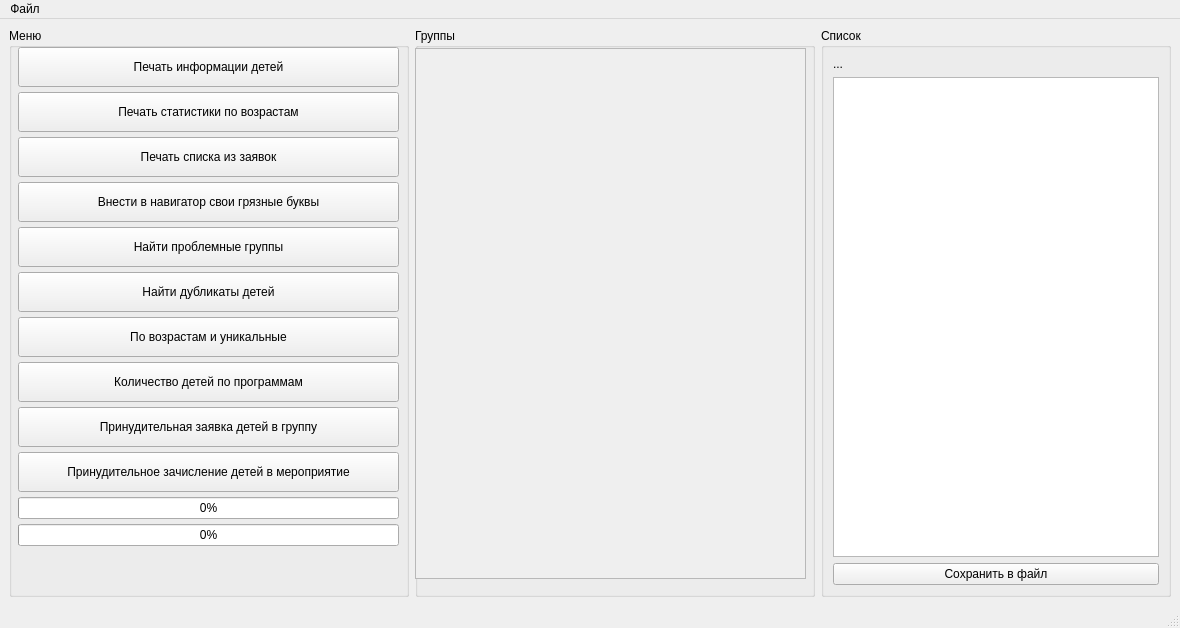
This is pomoikadesign.ui in Casionale/Navigator-for-people as Qt 5 draws it before an edit. The edited form follows.
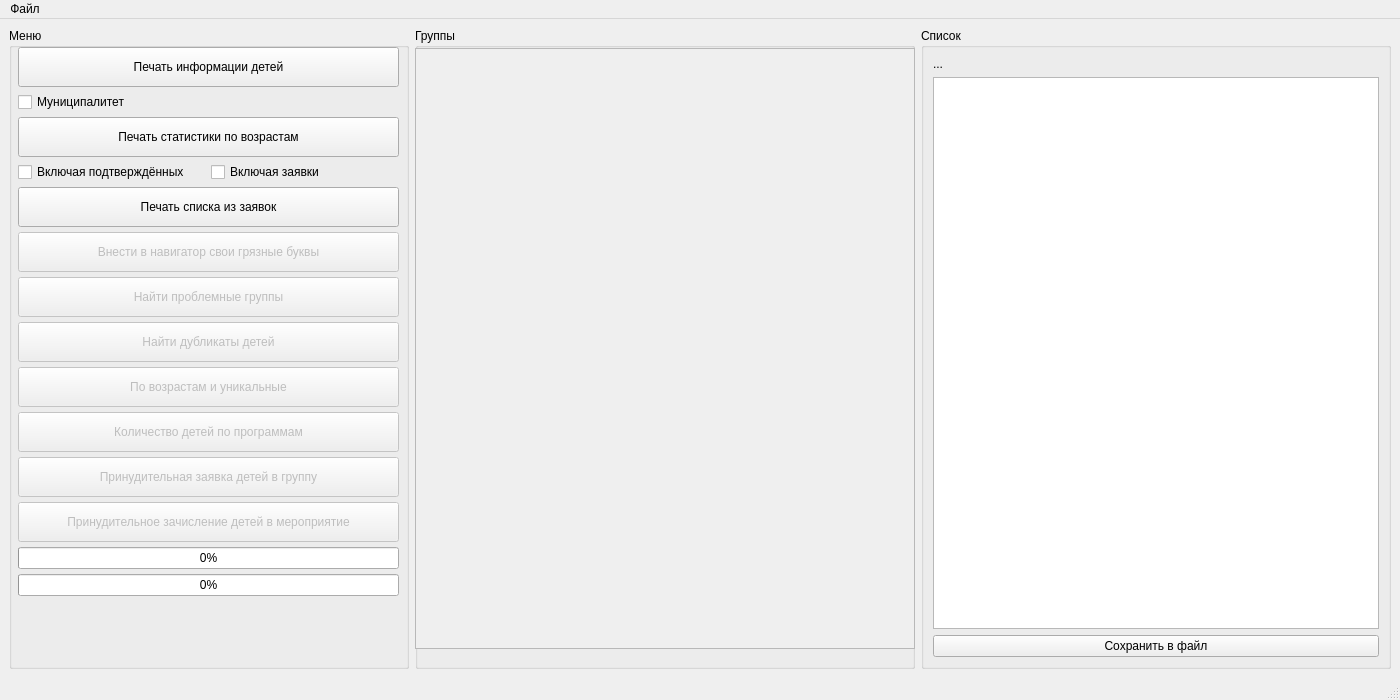
This is the edited form.

```diff
--- a/pomoikadesign.ui
+++ b/pomoikadesign.ui
@@ -6,13 +6,13 @@
    <rect>
     <x>0</x>
     <y>0</y>
-    <width>1180</width>
-    <height>628</height>
+    <width>1400</width>
+    <height>700</height>
    </rect>
   </property>
   <property name="minimumSize">
    <size>
-    <width>1180</width>
+    <width>1400</width>
     <height>0</height>
    </size>
   </property>
@@ -56,7 +56,7 @@
          <x>9</x>
          <y>19</y>
          <width>381</width>
-         <height>541</height>
+         <height>601</height>
         </rect>
        </property>
        <layout class="QVBoxLayout" name="verticalLayout">
@@ -94,6 +94,23 @@
           </property>
          </widget>
         </item>
+        <item>
+         <layout class="QHBoxLayout" name="horizontalLayout_3">
+          <property name="spacing">
+           <number>4</number>
+          </property>
+          <property name="sizeConstraint">
+           <enum>QLayout::SetMinimumSize</enum>
+          </property>
+          <item>
+           <widget class="QCheckBox" name="cbMul">
+            <property name="text">
+             <string>Муниципалитет</string>
+            </property>
+           </widget>
+          </item>
+         </layout>
+        </item>
         <item>
          <widget class="QPushButton" name="pushButton">
           <property name="enabled">
@@ -110,6 +127,30 @@
           </property>
          </widget>
         </item>
+        <item>
+         <layout class="QHBoxLayout" name="horizontalLayout_2">
+          <property name="spacing">
+           <number>4</number>
+          </property>
+          <property name="sizeConstraint">
+           <enum>QLayout::SetMinimumSize</enum>
+          </property>
+          <item>
+           <widget class="QCheckBox" name="checkBox_2">
+            <property name="text">
+             <string>Включая подтверждённых</string>
+            </property>
+           </widget>
+          </item>
+          <item>
+           <widget class="QCheckBox" name="checkBox">
+            <property name="text">
+             <string>Включая заявки</string>
+            </property>
+           </widget>
+          </item>
+         </layout>
+        </item>
         <item>
          <widget class="QPushButton" name="pushButton_3">
           <property name="enabled">
@@ -129,7 +170,7 @@
         <item>
          <widget class="QPushButton" name="pushButton_4">
           <property name="enabled">
-           <bool>true</bool>
+           <bool>false</bool>
           </property>
           <property name="minimumSize">
            <size>
@@ -145,7 +186,7 @@
         <item>
          <widget class="QPushButton" name="pushButton_5">
           <property name="enabled">
-           <bool>true</bool>
+           <bool>false</bool>
           </property>
           <property name="minimumSize">
            <size>
@@ -161,7 +202,7 @@
         <item>
          <widget class="QPushButton" name="pushButton_6">
           <property name="enabled">
-           <bool>true</bool>
+           <bool>false</bool>
           </property>
           <property name="minimumSize">
            <size>
@@ -177,7 +218,7 @@
         <item>
          <widget class="QPushButton" name="pushButton_7">
           <property name="enabled">
-           <bool>true</bool>
+           <bool>false</bool>
           </property>
           <property name="minimumSize">
            <size>
@@ -193,7 +234,7 @@
         <item>
          <widget class="QPushButton" name="pushButton_8">
           <property name="enabled">
-           <bool>true</bool>
+           <bool>false</bool>
           </property>
           <property name="minimumSize">
            <size>
@@ -208,6 +249,9 @@
         </item>
         <item>
          <widget class="QPushButton" name="pushButton_9">
+          <property name="enabled">
+           <bool>false</bool>
+          </property>
           <property name="minimumSize">
            <size>
             <width>170</width>
@@ -221,6 +265,9 @@
         </item>
         <item>
          <widget class="QPushButton" name="pushButton_10">
+          <property name="enabled">
+           <bool>false</bool>
+          </property>
           <property name="minimumSize">
            <size>
             <width>170</width>
@@ -260,7 +307,7 @@
       </property>
       <property name="minimumSize">
        <size>
-        <width>400</width>
+        <width>500</width>
         <height>0</height>
        </size>
       </property>
@@ -272,8 +319,8 @@
         <rect>
          <x>0</x>
          <y>20</y>
-         <width>391</width>
-         <height>531</height>
+         <width>500</width>
+         <height>601</height>
         </rect>
        </property>
        <property name="sizePolicy">
@@ -282,6 +329,12 @@
          <verstretch>0</verstretch>
         </sizepolicy>
        </property>
+       <property name="minimumSize">
+        <size>
+         <width>500</width>
+         <height>0</height>
+        </size>
+       </property>
        <property name="widgetResizable">
         <bool>true</bool>
        </property>
@@ -290,8 +343,8 @@
          <rect>
           <x>0</x>
           <y>0</y>
-          <width>389</width>
-          <height>529</height>
+          <width>498</width>
+          <height>599</height>
          </rect>
         </property>
         <property name="sizePolicy">
@@ -361,7 +414,7 @@
     <rect>
      <x>0</x>
      <y>0</y>
-     <width>1180</width>
+     <width>1400</width>
      <height>26</height>
     </rect>
    </property>
```
